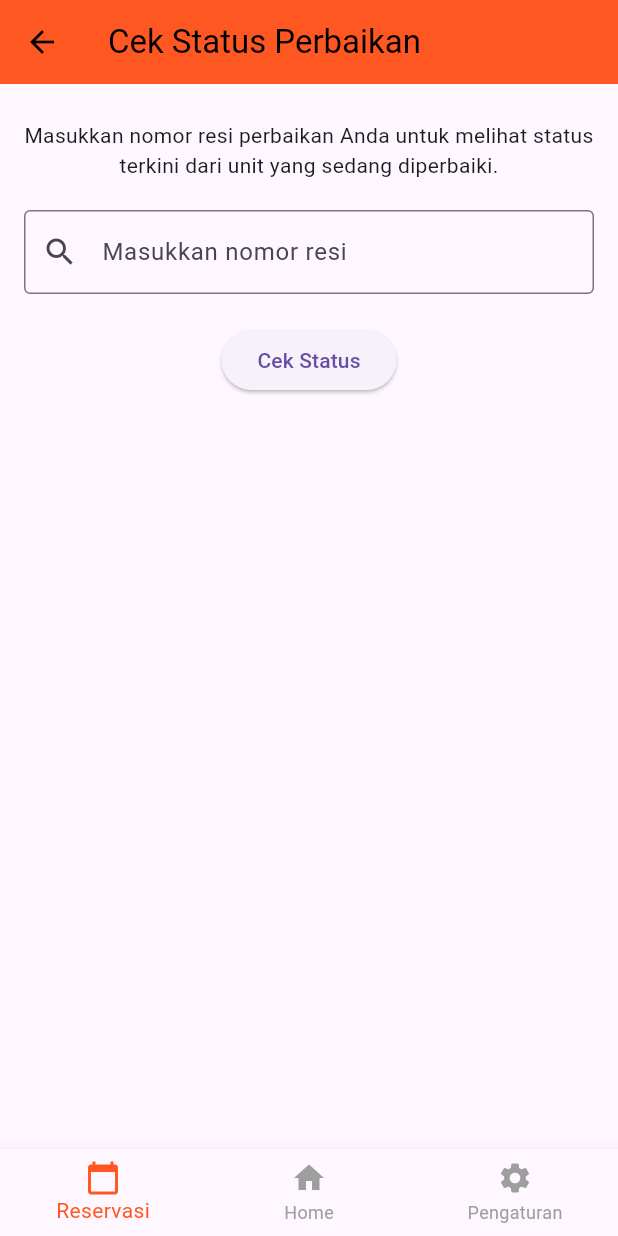
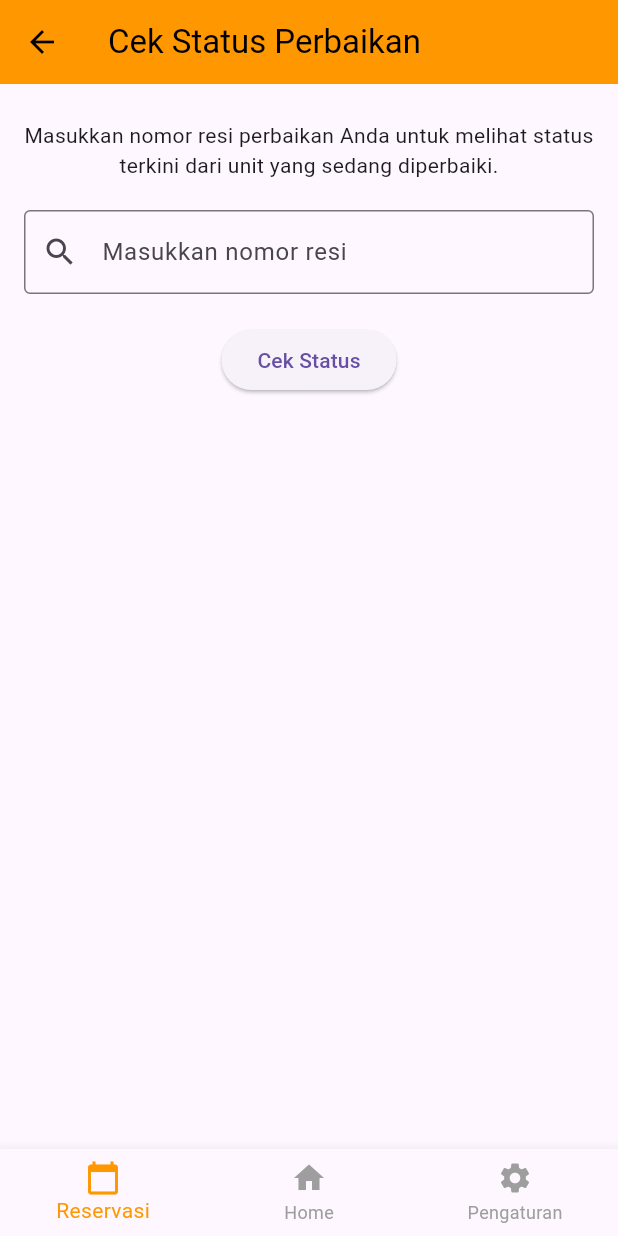
Before and after one commit to piezzy/flutter_selismolishoki, a Flutter app: the screen it shows after launch, after a tap on "Reservasi", on a phone screen of 412 x 824 dp. Run offline on Flutter 3.47's test engine with Material 3 defaults, Android fonts, the phone set to English and light mode, and no system bars; our stand-ins replace carousel_slider, flutter_map, geolocator, image_picker, latlong2.

Commit message:
+ matching all colors and final changes for homescreen

```diff
--- a/lib/screens/CekStatus.dart
+++ b/lib/screens/CekStatus.dart
@@ -11,7 +11,7 @@ class MyApp extends StatelessWidget {
       debugShowCheckedModeBanner: false,
       title: 'cek status',
       theme: ThemeData(
-        primarySwatch: Colors.deepOrange,
+        primarySwatch: Colors.orange,
       ),
       home: SearchReservationPage(),
     );
@@ -30,7 +30,7 @@ class SearchReservationPage extends StatelessWidget {
 
     return Scaffold(
       appBar: AppBar(
-        backgroundColor: Colors.deepOrange,
+        backgroundColor: Colors.orange,
         title: Text(
           'Cek Status Perbaikan',
           style: TextStyle(color: Colors.black),
@@ -72,7 +72,7 @@ class SearchReservationPage extends StatelessWidget {
         ),
       ),
       bottomNavigationBar: BottomNavigationBar(
-        selectedItemColor: Colors.deepOrange,
+        selectedItemColor: Colors.orange,
         unselectedItemColor: Colors.grey,
         items: [
           BottomNavigationBarItem(
--- a/lib/screens/home_screen.dart
+++ b/lib/screens/home_screen.dart
@@ -152,7 +152,7 @@ class _HomeScreenState extends State<HomeScreen> {
               crossAxisAlignment: CrossAxisAlignment.start,
               children: [
                 const Text(
-                  'Promo',
+                  'Layanan',
                   style: TextStyle(
                     fontWeight: FontWeight.bold,
                     fontSize: 18,
@@ -169,9 +169,9 @@ class _HomeScreenState extends State<HomeScreen> {
                     autoPlayInterval: const Duration(seconds: 5),
                   ),
                   items: [
-                    'assets/testpromo.jpeg',
-                    'assets/testpromo2.jpeg',
-                    'assets/testpromo3.jpeg',
+                    'assets/bengkelservicesmh.png',
+                    'assets/homeservicesmh.png',
+                    'assets/tokoselismolishoki.png',
                   ].map((imagePath) {
                     return Container(
                       margin: const EdgeInsets.symmetric(horizontal: 4.0),
@@ -255,8 +255,8 @@ class _HomeScreenState extends State<HomeScreen> {
                             boxShadow: [
                               BoxShadow(
                                 color: Colors.grey.shade300,
-                                blurRadius: 4,
-                                offset: const Offset(0, 2),
+                                blurRadius: 5,
+                                offset: const Offset(0, 3),
                               ),
                             ],
                             border: Border.all(
```
Also changed, not shown: assets/bengkelservicesmh.png (added), assets/homeservicesmh.png (added), assets/tokoselismolishoki.png (added).
